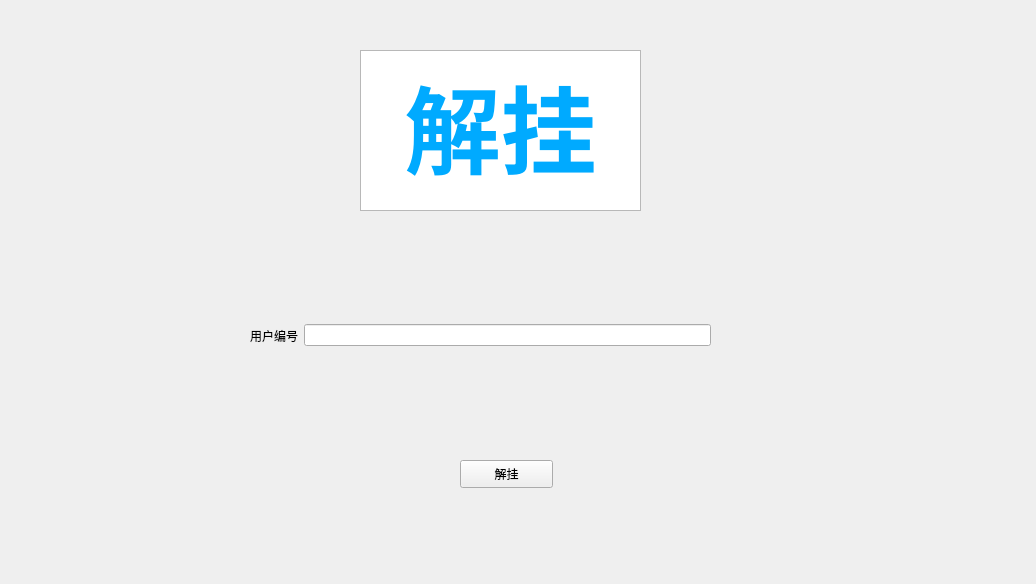
Above: lab5/Library/pages/found.ui from MiChuan/RFID before the change. Below: the same form after it.
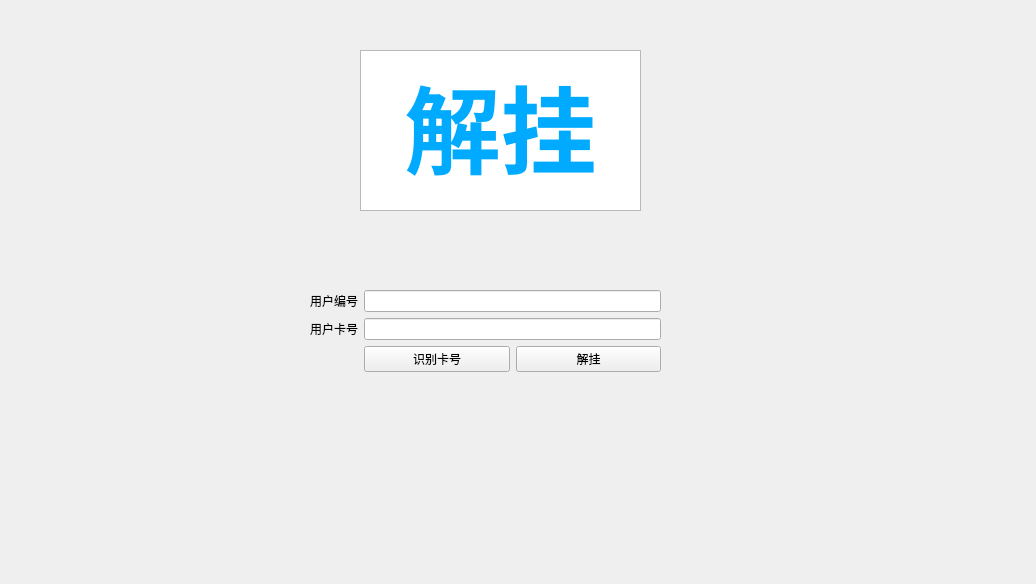
That is the form after the change.

Commit message: modify found card function, add read card id and write data into card, add serial port options

```diff
--- a/lab5/Library/pages/found.ui
+++ b/lab5/Library/pages/found.ui
@@ -30,30 +30,17 @@
 &lt;p align=&quot;center&quot; style=&quot; margin-top:0px; margin-bottom:0px; margin-left:0px; margin-right:0px; -qt-block-indent:0; text-indent:0px;&quot;&gt;&lt;span style=&quot; font-size:72pt; font-weight:600; color:#00aaff;&quot;&gt;解挂&lt;/span&gt;&lt;/p&gt;&lt;/body&gt;&lt;/html&gt;</string>
    </property>
   </widget>
-  <widget class="QPushButton" name="found">
+  <widget class="QWidget" name="formLayoutWidget">
    <property name="geometry">
     <rect>
-     <x>460</x>
-     <y>460</y>
-     <width>93</width>
-     <height>28</height>
+     <x>310</x>
+     <y>290</y>
+     <width>351</width>
+     <height>88</height>
     </rect>
    </property>
-   <property name="text">
-    <string>解挂</string>
-   </property>
-  </widget>
-  <widget class="QWidget" name="horizontalLayoutWidget">
-   <property name="geometry">
-    <rect>
-     <x>250</x>
-     <y>310</y>
-     <width>461</width>
-     <height>51</height>
-    </rect>
-   </property>
-   <layout class="QHBoxLayout" name="horizontalLayout">
-    <item>
+   <layout class="QFormLayout" name="formLayout">
+    <item row="0" column="0">
      <widget class="QLabel" name="label">
       <property name="text">
        <string>用户编号</string>
@@ -63,8 +50,39 @@
       </property>
      </widget>
     </item>
-    <item>
-     <widget class="QLineEdit" name="num"/>
+    <item row="0" column="1">
+     <widget class="QLineEdit" name="userId"/>
+    </item>
+    <item row="1" column="0">
+     <widget class="QLabel" name="label_2">
+      <property name="text">
+       <string>用户卡号</string>
+      </property>
+      <property name="alignment">
+       <set>Qt::AlignCenter</set>
+      </property>
+     </widget>
+    </item>
+    <item row="1" column="1">
+     <widget class="QLineEdit" name="cardId"/>
+    </item>
+    <item row="2" column="1">
+     <layout class="QHBoxLayout" name="horizontalLayout">
+      <item>
+       <widget class="QPushButton" name="getId">
+        <property name="text">
+         <string>识别卡号</string>
+        </property>
+       </widget>
+      </item>
+      <item>
+       <widget class="QPushButton" name="found">
+        <property name="text">
+         <string>解挂</string>
+        </property>
+       </widget>
+      </item>
+     </layout>
     </item>
    </layout>
   </widget>
```
The commit also changes 17 other files.
